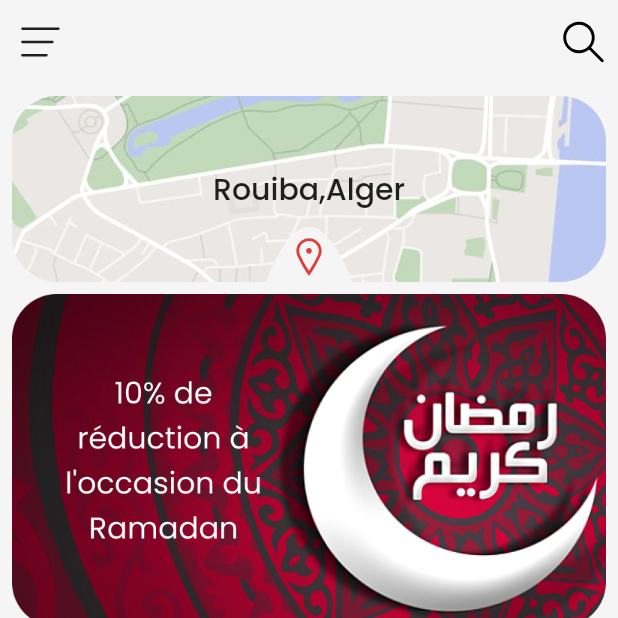
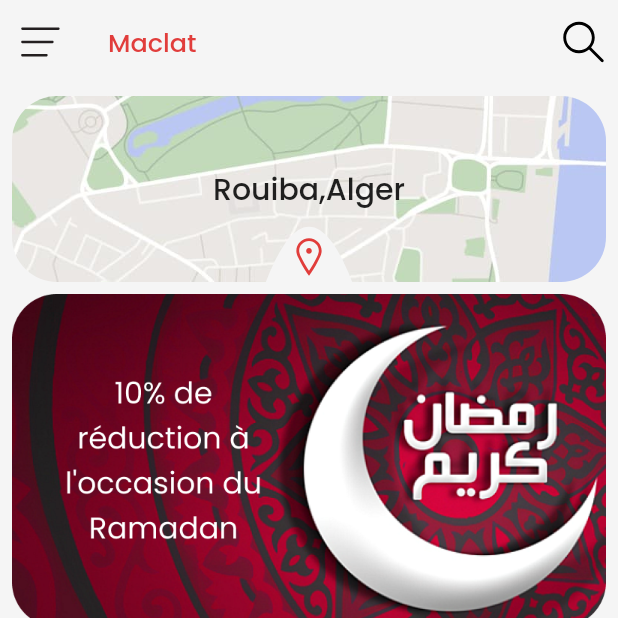
Before and after one commit to HoussemRabah/maclat, a Flutter app: the screen it shows after launch, after a tap on "étape suivante", on a phone screen of 412 x 824 dp, the top half of it. Run offline on Flutter 3.47's test engine with Material 2 defaults, Android fonts, the phone set to English and light mode, and no system bars; drawn by our look-alikes of badges, card_swiper, dots_indicator, salomon_bottom_bar; our stand-ins replace blur, flutter_bloc, flutter_custom_clippers, flutter_svg, font_awesome_flutter, line_icons and 1 more.

Commit message:
improve things

```diff
--- a/lib/Logic/bloc food/food_bloc.dart
+++ b/lib/Logic/bloc food/food_bloc.dart
@@ -6,11 +6,15 @@ part 'food_state.dart';
 
 class FoodBloc extends Bloc<FoodEvent, FoodState> {
   int prixtotal;
+  int prix = 200;
   List<int> sups = [0, 0, 0, 0];
   int qnt = 1;
   FoodBloc({required this.prixtotal}) : super(FoodInitial()) {
     on<FoodEvent>((event, emit) {
-      emit(FoodInitial());
+      if (event is FoodEEventRefresh) {
+        prixtotal = (prix) + sups[0] + sups[1] + sups[2] + sups[3];
+        emit(FoodInitial());
+      }
     });
   }
 }
--- a/lib/UI/Screens/home.dart
+++ b/lib/UI/Screens/home.dart
@@ -96,6 +96,10 @@ class _HomeScreenState extends State<HomeScreen> {
       backgroundColor: backColor,
       foregroundColor: frontColor,
       elevation: 0.0,
+      title: Text(
+        "Maclat",
+        style: textStyleSimple.copyWith(color: mainColor),
+      ),
       leading: Padding(
         padding: const EdgeInsets.all(8.0),
         child: SvgPicture.asset("assets/icons/menu.svg"),
--- a/lib/UI/Screens/login.dart
+++ b/lib/UI/Screens/login.dart
@@ -53,6 +53,7 @@ class _LoginScreenState extends State<LoginScreen> {
               mainAxisSize: MainAxisSize.max,
               children: [
                 Row(),
+                SizedBox(height: 64.0,),
                 Padding(
                   padding: const EdgeInsets.all(8.0),
                   child: Text(
--- a/lib/UI/Widgets/cardswiper.dart
+++ b/lib/UI/Widgets/cardswiper.dart
@@ -27,10 +27,6 @@ class _CardSwiperState extends State<CardSwiper> {
             layout: SwiperLayout.STACK,
             itemBuilder: (BuildContext context, int index) {
               return GestureDetector(
-                onTap: () {
-                  Navigator.of(context).push(
-                      MaterialPageRoute(builder: (context) => FoodScreen()));
-                },
                 child: Image.asset(
                   'assets/proto/cardads1.png',
                   width: MediaQuery.of(context).size.width - 16.0,
--- a/lib/UI/Widgets/storecard.dart
+++ b/lib/UI/Widgets/storecard.dart
@@ -16,7 +16,7 @@ class _StoreCardState extends State<StoreCard> {
   @override
   Widget build(BuildContext context) {
     return Container(
-      margin: EdgeInsets.all(16.0),
+      margin: EdgeInsets.all(8.0),
       decoration: BoxDecoration(
           borderRadius: radius, color: inColor, boxShadow: shadows),
       child: Row(
```
